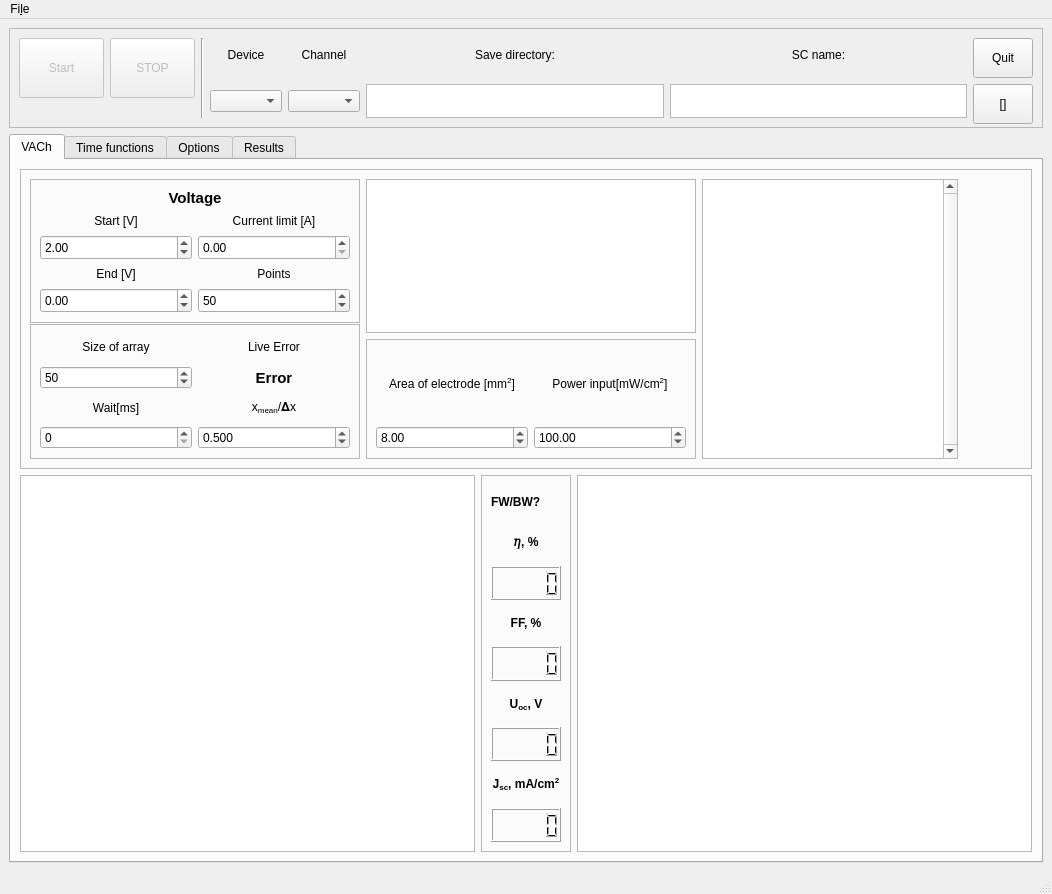
The window that GUI/Solar.ui (userIsTaken/SolarVACh) describes before a commit, drawn with Qt 5.
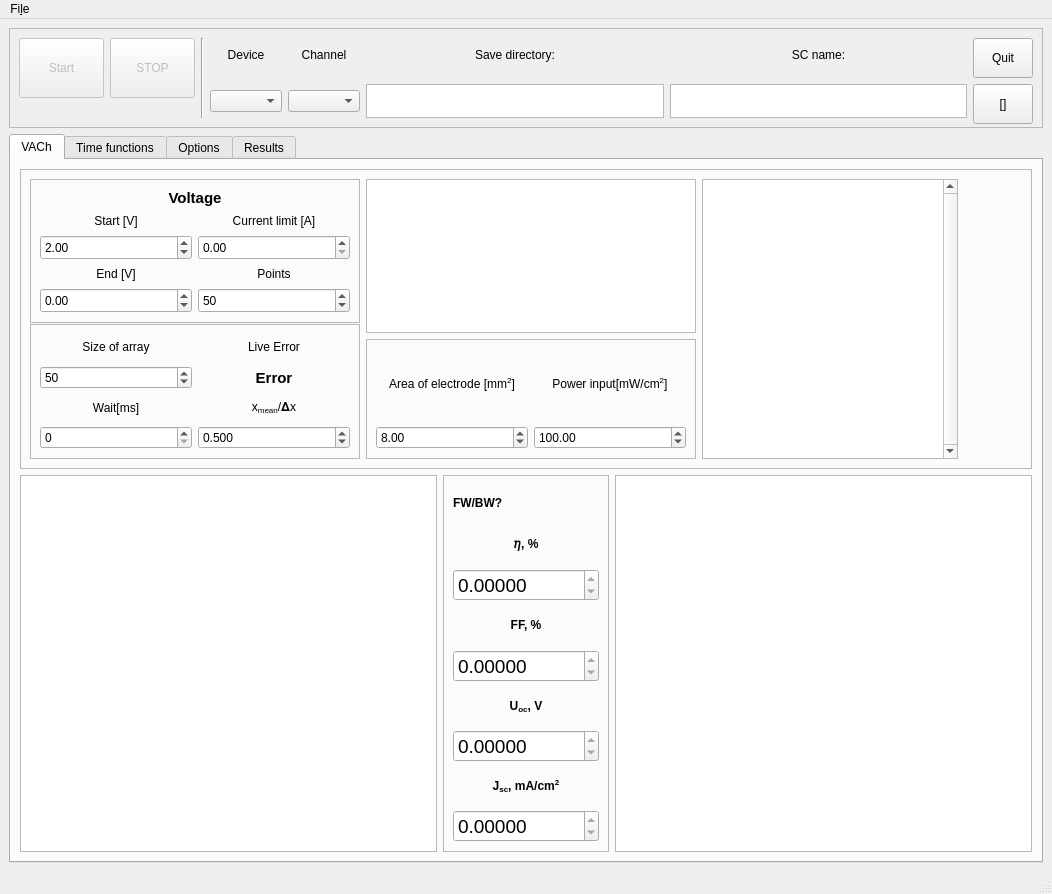
The same window after the commit. The open tabs and pages were chosen to show the change. Custom widgets are drawn as their Qt base class.

Commit message: fb scan

What changed in the file:
```diff
--- a/GUI/Solar.ui
+++ b/GUI/Solar.ui
@@ -736,7 +736,25 @@
             </widget>
            </item>
            <item>
-            <widget class="QLCDNumber" name="pceLCD"/>
+            <widget class="QDoubleSpinBox" name="pceLCD">
+             <property name="font">
+              <font>
+               <pointsize>14</pointsize>
+              </font>
+             </property>
+             <property name="readOnly">
+              <bool>true</bool>
+             </property>
+             <property name="decimals">
+              <number>5</number>
+             </property>
+             <property name="minimum">
+              <double>-1000.000000000000000</double>
+             </property>
+             <property name="maximum">
+              <double>1000.000000000000000</double>
+             </property>
+            </widget>
            </item>
            <item>
             <widget class="QLabel" name="label_13">
@@ -749,7 +767,25 @@
             </widget>
            </item>
            <item>
-            <widget class="QLCDNumber" name="ffLCD"/>
+            <widget class="QDoubleSpinBox" name="ffLCD">
+             <property name="font">
+              <font>
+               <pointsize>14</pointsize>
+              </font>
+             </property>
+             <property name="readOnly">
+              <bool>true</bool>
+             </property>
+             <property name="decimals">
+              <number>5</number>
+             </property>
+             <property name="minimum">
+              <double>-10000.000000000000000</double>
+             </property>
+             <property name="maximum">
+              <double>10000.000000000000000</double>
+             </property>
+            </widget>
            </item>
            <item>
             <widget class="QLabel" name="label_14">
@@ -762,7 +798,25 @@
             </widget>
            </item>
            <item>
-            <widget class="QLCDNumber" name="uocLCD"/>
+            <widget class="QDoubleSpinBox" name="uocLCD">
+             <property name="font">
+              <font>
+               <pointsize>14</pointsize>
+              </font>
+             </property>
+             <property name="readOnly">
+              <bool>true</bool>
+             </property>
+             <property name="decimals">
+              <number>5</number>
+             </property>
+             <property name="minimum">
+              <double>-10000.000000000000000</double>
+             </property>
+             <property name="maximum">
+              <double>10000.000000000000000</double>
+             </property>
+            </widget>
            </item>
            <item>
             <widget class="QLabel" name="label_15">
@@ -775,7 +829,25 @@
             </widget>
            </item>
            <item>
-            <widget class="QLCDNumber" name="jscLCD"/>
+            <widget class="QDoubleSpinBox" name="jscLCD">
+             <property name="font">
+              <font>
+               <pointsize>14</pointsize>
+              </font>
+             </property>
+             <property name="readOnly">
+              <bool>true</bool>
+             </property>
+             <property name="decimals">
+              <number>5</number>
+             </property>
+             <property name="minimum">
+              <double>-10000.000000000000000</double>
+             </property>
+             <property name="maximum">
+              <double>10000.000000000000000</double>
+             </property>
+            </widget>
            </item>
           </layout>
          </widget>
```
The commit also changes 2 other files.
